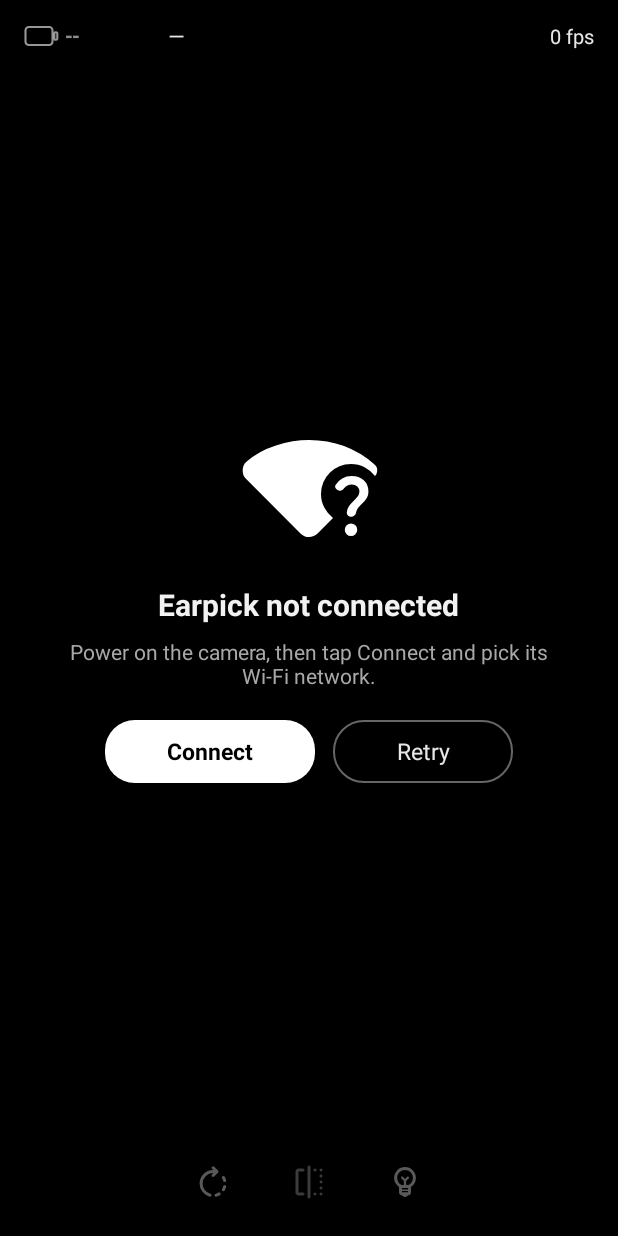
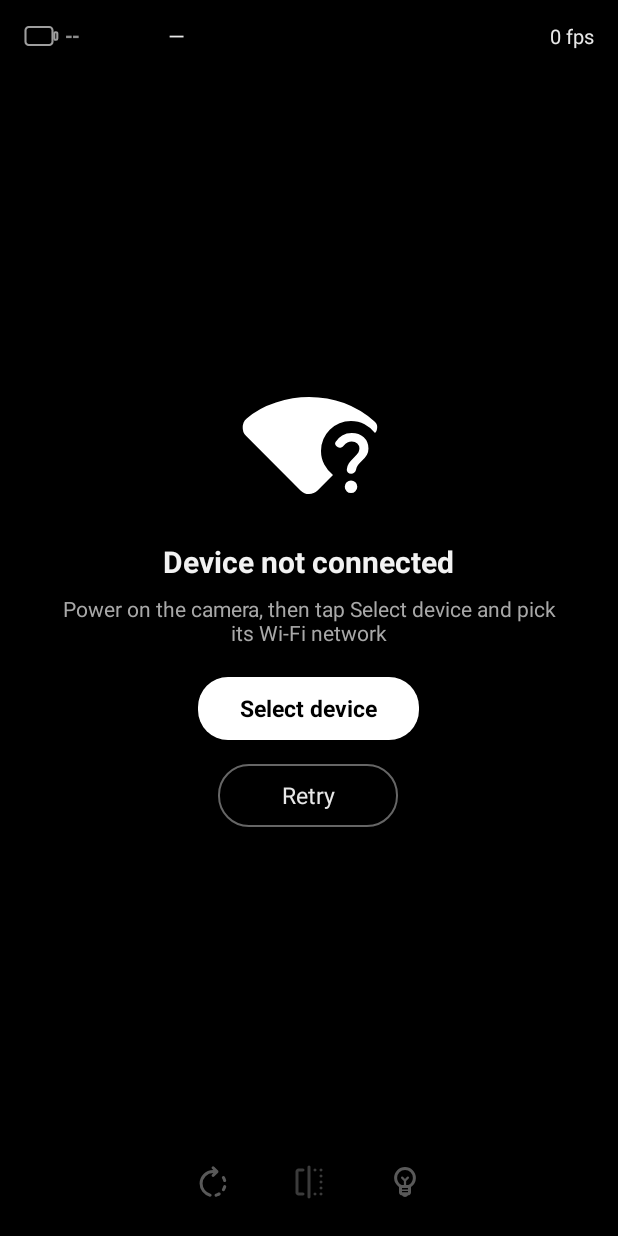
Before and after one commit to fordownloads/EarView, an Android app: the screen it shows after launch (MainActivity), on a phone screen of 412 x 824 dp. Run offline under Robolectric (Android 15) with nearby library versions, the phone set to English and light mode, and no system bars; network calls fail.

Commit message:
UI fixes

```diff
--- a/app/src/main/AndroidManifest.xml
+++ b/app/src/main/AndroidManifest.xml
@@ -11,7 +11,7 @@
         android:fullBackupContent="@xml/backup_rules"
         android:icon="@mipmap/ic_launcher"
         android:label="@string/app_name"
-        android:roundIcon="@mipmap/ic_launcher_round"
+        android:roundIcon="@mipmap/ic_launcher"
         android:supportsRtl="true"
         android:theme="@style/Theme.EarView"
         tools:targetApi="31">
--- a/app/src/main/java/com/fordownloads/earview/MainActivity.kt
+++ b/app/src/main/java/com/fordownloads/earview/MainActivity.kt
@@ -5,6 +5,7 @@ import android.content.Intent
 import android.content.res.ColorStateList
 import android.content.res.Configuration
 import android.graphics.Bitmap
+import android.graphics.Color
 import android.os.Bundle
 import android.os.Handler
 import android.os.Looper
@@ -33,6 +34,7 @@ class MainActivity : Activity(), CameraManager.Listener {
     private lateinit var topBar: LinearLayout
     private lateinit var videoArea: FrameLayout
     private lateinit var bottomBar: LinearLayout
+    private lateinit var buttonPanel: LinearLayout
     private lateinit var rotateButton: ImageButton
     private lateinit var mirrorButton: ImageButton
     private lateinit var lampButton: ImageButton
@@ -90,6 +92,7 @@ class MainActivity : Activity(), CameraManager.Listener {
         topBar = findViewById(R.id.top_bar)
         videoArea = findViewById(R.id.video_area)
         bottomBar = findViewById(R.id.bottom_bar)
+        buttonPanel = findViewById(R.id.button_panel)
         rotateButton = findViewById(R.id.rotate_button)
         mirrorButton = findViewById(R.id.mirror_button)
         lampButton = findViewById(R.id.lamp_button)
@@ -260,19 +263,25 @@ class MainActivity : Activity(), CameraManager.Listener {
 
     /**
      * Portrait: bars above and below the video.
-     * Landscape: info rail on the left, buttons rail on the right.
+     * Landscape: translucent info panel in the top-left and the buttons
+     * centered on the right, both floating over the full-screen video.
      */
     private fun applyOrientation(landscape: Boolean) {
-        val root = findViewById<LinearLayout>(R.id.root)
         if (landscape) {
-            root.orientation = LinearLayout.HORIZONTAL
+            videoArea.layoutParams = FrameLayout.LayoutParams(
+                FrameLayout.LayoutParams.MATCH_PARENT,
+                FrameLayout.LayoutParams.MATCH_PARENT,
+            )
 
             topBar.orientation = LinearLayout.VERTICAL
             topBar.gravity = Gravity.TOP
-            topBar.setPadding(dp(16), dp(12), dp(16), dp(12))
-            topBar.layoutParams = LinearLayout.LayoutParams(
-                dp(200), LinearLayout.LayoutParams.MATCH_PARENT
-            )
+            topBar.setPadding(dp(12), dp(12), dp(12), dp(12))
+            topBar.setBackgroundResource(R.drawable.bg_overlay_panel)
+            topBar.layoutParams = FrameLayout.LayoutParams(
+                dp(150),
+                FrameLayout.LayoutParams.WRAP_CONTENT,
+                Gravity.TOP or Gravity.START,
+            ).apply { setMargins(dp(12), dp(12), 0, 0) }
 
             modelText.layoutParams = LinearLayout.LayoutParams(
                 LinearLayout.LayoutParams.MATCH_PARENT,
@@ -285,28 +294,39 @@ class MainActivity : Activity(), CameraManager.Listener {
                 LinearLayout.LayoutParams.WRAP_CONTENT,
             ).apply { topMargin = dp(2) }
 
-            videoArea.layoutParams = LinearLayout.LayoutParams(
-                0, LinearLayout.LayoutParams.MATCH_PARENT, 1f
-            )
+            bottomBar.setBackgroundColor(Color.TRANSPARENT)
+            bottomBar.setPadding(0, 0, 0, 0)
+            bottomBar.gravity = Gravity.CENTER
+            bottomBar.layoutParams = FrameLayout.LayoutParams(
+                FrameLayout.LayoutParams.WRAP_CONTENT,
+                FrameLayout.LayoutParams.WRAP_CONTENT,
+                Gravity.END or Gravity.CENTER_VERTICAL,
+            ).apply { setMargins(0, 0, dp(12), 0) }
 
-            bottomBar.orientation = LinearLayout.VERTICAL
-            bottomBar.gravity = Gravity.CENTER
-            bottomBar.layoutParams = LinearLayout.LayoutParams(
-                dp(72), LinearLayout.LayoutParams.MATCH_PARENT
-            )
-            bottomBar.setPadding(0, 0, 0, 0)
+            buttonPanel.orientation = LinearLayout.VERTICAL
+            buttonPanel.setBackgroundResource(R.drawable.bg_overlay_panel)
+            buttonPanel.setPadding(dp(10), dp(12), dp(10), dp(12))
 
             rotateButton.layoutParams = railButtonParams(marginBottom = true)
             mirrorButton.layoutParams = railButtonParams(marginBottom = true)
             lampButton.layoutParams = railButtonParams(marginBottom = false)
         } else {
-            root.orientation = LinearLayout.VERTICAL
+            videoArea.layoutParams = FrameLayout.LayoutParams(
+                FrameLayout.LayoutParams.MATCH_PARENT,
+                FrameLayout.LayoutParams.MATCH_PARENT,
+            ).apply {
+                topMargin = dp(48)
+                bottomMargin = dp(72)
+            }
 
             topBar.orientation = LinearLayout.HORIZONTAL
             topBar.gravity = Gravity.CENTER_VERTICAL
             topBar.setPadding(dp(16), 0, dp(16), 0)
-            topBar.layoutParams = LinearLayout.LayoutParams(
-                LinearLayout.LayoutParams.MATCH_PARENT, dp(48)
+            topBar.setBackgroundColor(Color.BLACK)
+            topBar.layoutParams = FrameLayout.LayoutParams(
+                FrameLayout.LayoutParams.MATCH_PARENT,
+                dp(48),
+                Gravity.TOP,
             )
 
             modelText.layoutParams = LinearLayout.LayoutParams(
@@ -319,16 +339,18 @@ class MainActivity : Activity(), CameraManager.Listener {
                 LinearLayout.LayoutParams.WRAP_CONTENT,
             )
 
-            videoArea.layoutParams = LinearLayout.LayoutParams(
-                LinearLayout.LayoutParams.MATCH_PARENT, 0, 1f
+            bottomBar.setBackgroundColor(Color.BLACK)
+            bottomBar.setPadding(0, 0, 0, 0)
+            bottomBar.gravity = Gravity.CENTER
+            bottomBar.layoutParams = FrameLayout.LayoutParams(
+                FrameLayout.LayoutParams.MATCH_PARENT,
+                dp(72),
+                Gravity.BOTTOM,
             )
 
-            bottomBar.orientation = LinearLayout.HORIZONTAL
-            bottomBar.gravity = Gravity.CENTER
-            bottomBar.layoutParams = LinearLayout.LayoutParams(
-                LinearLayout.LayoutParams.MATCH_PARENT, dp(72)
-            )
-            bottomBar.setPadding(0, 0, 0, 0)
+            buttonPanel.orientation = LinearLayout.HORIZONTAL
+            buttonPanel.background = null
+            buttonPanel.setPadding(0, 0, 0, 0)
 
             rotateButton.layoutParams = barButtonParams(marginEnd = true)
             mirrorButton.layoutParams = barButtonParams(marginEnd = true)
--- a/app/src/main/java/com/fordownloads/earview/ui/BatteryView.kt
+++ b/app/src/main/java/com/fordownloads/earview/ui/BatteryView.kt
@@ -71,7 +71,7 @@ class BatteryView @JvmOverloads constructor(
             else -> unknownColor
         }
 
-        shellPaint.color = if (known) Color.WHITE else Color.argb(150, 255, 255, 255)
+        shellPaint.color = if (known) levelColor else unknownColor
         canvas.drawRoundRect(body, dp(2.2f), dp(2.2f), shellPaint)
         canvas.drawRoundRect(cap, dp(0.8f), dp(0.8f), shellPaint)
 
--- /dev/null
+++ b/app/src/main/res/drawable/bg_overlay_panel.xml
@@ -0,0 +1,6 @@
+<?xml version="1.0" encoding="utf-8"?>
+<shape xmlns:android="http://schemas.android.com/apk/res/android"
+    android:shape="rectangle">
+    <solid android:color="#99000000" />
+    <corners android:radius="16dp" />
+</shape>
--- a/app/src/main/res/layout/activity_main.xml
+++ b/app/src/main/res/layout/activity_main.xml
@@ -1,56 +1,15 @@
 <?xml version="1.0" encoding="utf-8"?>
-<LinearLayout xmlns:android="http://schemas.android.com/apk/res/android"
+<FrameLayout xmlns:android="http://schemas.android.com/apk/res/android"
     android:id="@+id/root"
     android:layout_width="match_parent"
     android:layout_height="match_parent"
-    android:background="@color/black"
-    android:orientation="vertical">
-
-    <!-- Top bar: battery, model, fps -->
-    <LinearLayout
-        android:id="@+id/top_bar"
-        android:layout_width="match_parent"
-        android:layout_height="48dp"
-        android:background="@color/black"
-        android:gravity="center_vertical"
-        android:orientation="horizontal"
-        android:paddingStart="16dp"
-        android:paddingEnd="16dp">
-
-        <com.fordownloads.earview.ui.BatteryView
-            android:id="@+id/battery_view"
-            android:layout_width="80dp"
-            android:layout_height="28dp" />
-
-        <TextView
-            android:id="@+id/model_text"
-            android:layout_width="0dp"
-            android:layout_height="wrap_content"
-            android:layout_marginStart="16dp"
-            android:layout_weight="1"
-            android:ellipsize="end"
-            android:maxLines="1"
-            android:text="@string/model_unknown"
-            android:textColor="@color/text_primary"
-            android:textSize="14sp" />
-
-        <TextView
-            android:id="@+id/fps_text"
-            android:layout_width="wrap_content"
-            android:layout_height="wrap_content"
-            android:minWidth="52dp"
-            android:gravity="end"
-            android:text="@string/fps_zero"
-            android:textColor="@color/text_primary"
-            android:textSize="13sp" />
-    </LinearLayout>
+    android:background="@color/black">
 
     <!-- Video area -->
     <FrameLayout
         android:id="@+id/video_area"
         android:layout_width="match_parent"
-        android:layout_height="0dp"
-        android:layout_weight="1"
+        android:layout_height="match_parent"
         android:background="@color/black">
 
         <com.fordownloads.earview.ui.VideoView
@@ -97,7 +56,7 @@
                 android:layout_width="wrap_content"
                 android:layout_height="wrap_content"
                 android:layout_marginTop="20dp"
-                android:orientation="horizontal">
+                android:orientation="vertical">
 
                 <TextView
                     android:id="@+id/connect_button"
@@ -108,18 +67,20 @@
                     android:minWidth="140dp"
                     android:paddingStart="28dp"
                     android:paddingEnd="28dp"
+                    android:layout_marginBottom="16dp"
                     android:text="@string/connect"
                     android:textColor="@color/black"
                     android:textSize="15sp"
+                    android:layout_gravity="center"
                     android:textStyle="bold" />
 
                 <TextView
                     android:id="@+id/retry_button"
                     android:layout_width="wrap_content"
                     android:layout_height="42dp"
-                    android:layout_marginStart="12dp"
                     android:background="@drawable/bg_pill_outline"
                     android:gravity="center"
+                    android:layout_gravity="center"
                     android:minWidth="120dp"
                     android:paddingStart="26dp"
                     android:paddingEnd="26dp"
@@ -130,12 +91,60 @@
         </LinearLayout>
     </FrameLayout>
 
+    <!-- Top bar: battery, model, fps -->
+    <LinearLayout
+        android:id="@+id/top_bar"
+        android:layout_width="match_parent"
+        android:layout_height="48dp"
+        android:layout_gravity="top"
+        android:background="@color/black"
+        android:gravity="center_vertical"
+        android:orientation="horizontal"
+        android:paddingStart="16dp"
+        android:paddingEnd="16dp">
+
+        <com.fordownloads.earview.ui.BatteryView
+            android:id="@+id/battery_view"
+            android:layout_width="80dp"
+            android:layout_height="28dp" />
+
+        <TextView
+            android:id="@+id/model_text"
+            android:layout_width="0dp"
+            android:layout_height="wrap_content"
+            android:layout_marginStart="16dp"
+            android:layout_weight="1"
+            android:ellipsize="end"
+            android:maxLines="1"
+            android:text="@string/model_unknown"
+            android:textColor="@color/text_primary"
+            android:textSize="14sp" />
+
+        <TextView
+            android:id="@+id/fps_text"
+            android:layout_width="wrap_content"
+            android:layout_height="wrap_content"
+            android:gravity="end"
+            android:minWidth="52dp"
+            android:text="@string/fps_zero"
+            android:textColor="@color/text_primary"
+            android:textSize="13sp" />
+    </LinearLayout>
+
     <!-- Bottom bar: rotate, mirror, lamp -->
     <LinearLayout
         android:id="@+id/bottom_bar"
         android:layout_width="match_parent"
         android:layout_height="72dp"
+        android:layout_gravity="bottom"
         android:background="@color/black"
+        android:gravity="center"
+        android:orientation="horizontal">
+
+        <LinearLayout
+            android:id="@+id/button_panel"
+            android:layout_width="wrap_content"
+            android:layout_height="wrap_content"
             android:gravity="center"
             android:orientation="horizontal">
 
@@ -172,3 +181,4 @@
                 android:src="@drawable/ic_lamp_off" />
         </LinearLayout>
     </LinearLayout>
+</FrameLayout>
--- /dev/null
+++ b/app/src/main/res/mipmap-anydpi-v26/ic_launcher.xml
@@ -0,0 +1,5 @@
+<?xml version="1.0" encoding="utf-8"?>
+<adaptive-icon xmlns:android="http://schemas.android.com/apk/res/android">
+    <background android:drawable="@drawable/ic_launcher_background"/>
+    <foreground android:drawable="@drawable/ic_launcher_foreground"/>
+</adaptive-icon>
--- a/app/src/main/res/mipmap-anydpi/ic_launcher.xml
+++ /dev/null
@@ -1,6 +0,0 @@
-<?xml version="1.0" encoding="utf-8"?>
-<adaptive-icon xmlns:android="http://schemas.android.com/apk/res/android">
-    <background android:drawable="@drawable/ic_launcher_background" />
-    <foreground android:drawable="@drawable/ic_launcher_foreground" />
-    <monochrome android:drawable="@drawable/ic_launcher_monochrome" />
-</adaptive-icon>
--- a/app/src/main/res/mipmap-anydpi/ic_launcher_round.xml
+++ /dev/null
@@ -1,6 +0,0 @@
-<?xml version="1.0" encoding="utf-8"?>
-<adaptive-icon xmlns:android="http://schemas.android.com/apk/res/android">
-    <background android:drawable="@drawable/ic_launcher_background" />
-    <foreground android:drawable="@drawable/ic_launcher_foreground" />
-    <monochrome android:drawable="@drawable/ic_launcher_monochrome" />
-</adaptive-icon>
--- a/app/src/main/res/values/strings.xml
+++ b/app/src/main/res/values/strings.xml
@@ -2,9 +2,9 @@
 <resources>
     <string name="app_name">EarView</string>
 
-    <string name="no_connection_title">Earpick not connected</string>
-    <string name="no_connection_hint">Power on the camera, then tap Connect and pick its Wi-Fi network.</string>
-    <string name="connect">Connect</string>
+    <string name="no_connection_title">Device not connected</string>
+    <string name="no_connection_hint">Power on the camera, then tap "Select device" and pick its Wi-Fi network</string>
+    <string name="connect">Select device</string>
     <string name="retry">Retry</string>
     <string name="searching">Searching…</string>
     <string name="open_wifi_settings">Open Wi-Fi settings</string>
```
Also changed, not shown: app/src/main/res/drawable/ic_launcher_background.xml (+21 -5 lines), app/src/main/res/drawable/ic_launcher_foreground.xml (added, +128 -0 lines), app/src/main/res/drawable-nodpi/ic_launcher_foreground.png (deleted), app/src/main/res/drawable-nodpi/ic_launcher_monochrome.png (deleted), 4 other files. Lines whose indentation alone changed are shown as unchanged.
